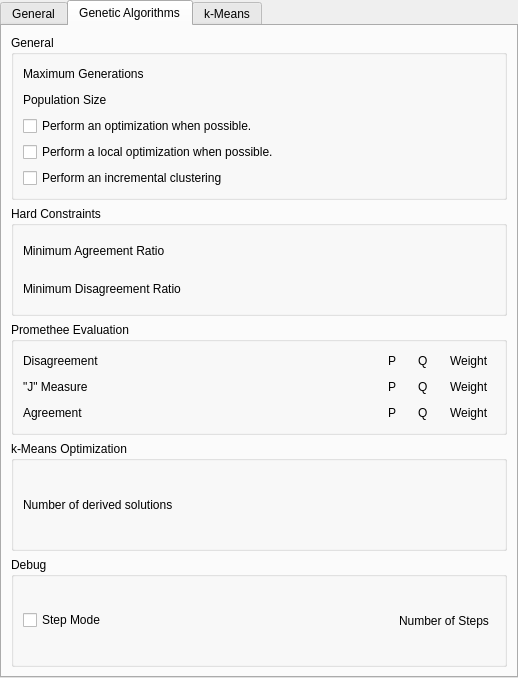
Old version of the form gca/frontend/kde/config.ui in the repository pfrancq/galilei.
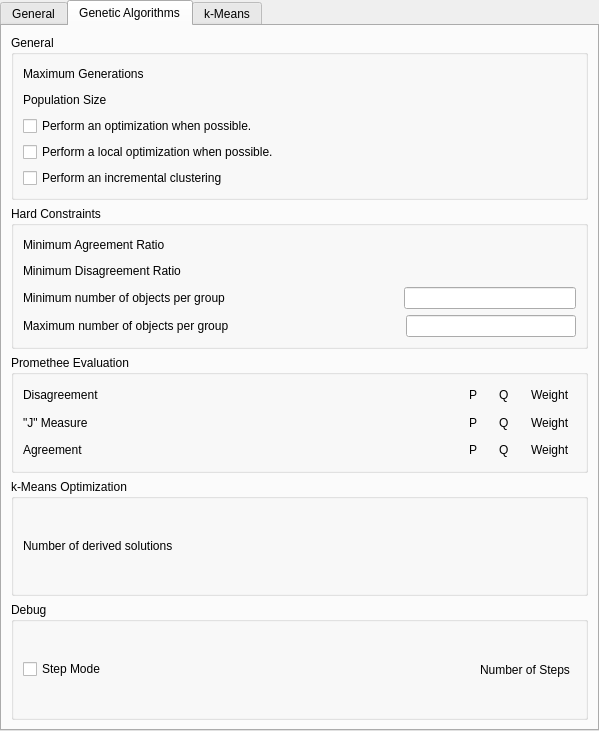
New version of the form. The open tabs and pages were chosen to show the change. Custom widgets are drawn as their Qt base class.

Diff of the .ui file:
```diff
--- a/gca/frontend/kde/config.ui
+++ b/gca/frontend/kde/config.ui
@@ -1,12 +1,12 @@
 <ui version="4.0" >
  <class>Config</class>
- <widget class="QTabWidget" name="Config" >
-  <property name="geometry" >
+ <widget class="QTabWidget" name="Config">
+  <property name="geometry">
    <rect>
     <x>0</x>
     <y>0</y>
-    <width>518</width>
-    <height>678</height>
+    <width>599</width>
+    <height>731</height>
    </rect>
   </property>
   <property name="windowTitle" >
@@ -371,8 +371,76 @@
            <property name="toolTip" >
             <string>Set a threshold for the minimum disagreement ratio between two documents to avoid them to be grouped together.</string>
            </property>
-           <property name="whatsThis" >
-            <string>If the &lt;b>disagreement ratio&lt;/b> between two documents is greater or equal to the &lt;b>Minimum Disagreement Threshold&lt;/b>, the two docments can never be grouped together.</string>
+           <property name="whatsThis">
+            <string>If the &lt;b&gt;disagreement ratio&lt;/b&gt; between two documents is greater or equal to the &lt;b&gt;Minimum Disagreement Threshold&lt;/b&gt;, the two docments can never be grouped together.</string>
+           </property>
+          </widget>
+         </item>
+        </layout>
+       </item>
+       <item>
+        <layout class="QHBoxLayout" name="horizontalLayout_3">
+         <item>
+          <widget class="QLabel" name="label">
+           <property name="text">
+            <string>Minimum number of objects per group</string>
+           </property>
+          </widget>
+         </item>
+         <item>
+          <spacer name="horizontalSpacer">
+           <property name="orientation">
+            <enum>Qt::Horizontal</enum>
+           </property>
+           <property name="sizeHint" stdset="0">
+            <size>
+             <width>20</width>
+             <height>20</height>
+            </size>
+           </property>
+          </spacer>
+         </item>
+         <item>
+          <widget class="QLineEdit" name="NbMinObjs">
+           <property name="minimumSize">
+            <size>
+             <width>170</width>
+             <height>0</height>
+            </size>
+           </property>
+          </widget>
+         </item>
+        </layout>
+       </item>
+       <item>
+        <layout class="QHBoxLayout" name="horizontalLayout_4">
+         <item>
+          <widget class="QLabel" name="label_2">
+           <property name="text">
+            <string>Maximum number of objects per group</string>
+           </property>
+          </widget>
+         </item>
+         <item>
+          <spacer name="horizontalSpacer_2">
+           <property name="orientation">
+            <enum>Qt::Horizontal</enum>
+           </property>
+           <property name="sizeHint" stdset="0">
+            <size>
+             <width>20</width>
+             <height>20</height>
+            </size>
+           </property>
+          </spacer>
+         </item>
+         <item>
+          <widget class="QLineEdit" name="NbMaxObjs">
+           <property name="minimumSize">
+            <size>
+             <width>170</width>
+             <height>0</height>
+            </size>
            </property>
           </widget>
          </item>
@@ -1092,21 +1160,21 @@
   </widget>
  </widget>
  <customwidgets>
-  <customwidget>
-   <class>KDoubleNumInput</class>
-   <extends>QWidget</extends>
-   <header>knuminput.h</header>
-  </customwidget>
-  <customwidget>
-   <class>KIntNumInput</class>
-   <extends>QWidget</extends>
-   <header>knuminput.h</header>
-  </customwidget>
   <customwidget>
    <class>KIntSpinBox</class>
    <extends>QSpinBox</extends>
    <header>knuminput.h</header>
   </customwidget>
+  <customwidget>
+   <class>KDoubleNumInput</class>
+   <extends>QWidget</extends>
+   <header>knuminput.h</header>
+  </customwidget>
+  <customwidget>
+   <class>KIntNumInput</class>
+   <extends>QWidget</extends>
+   <header>knuminput.h</header>
+  </customwidget>
  </customwidgets>
  <resources/>
  <connections/>
```
Left out of the diff: 736 changed lines with no effect on the pictures.
